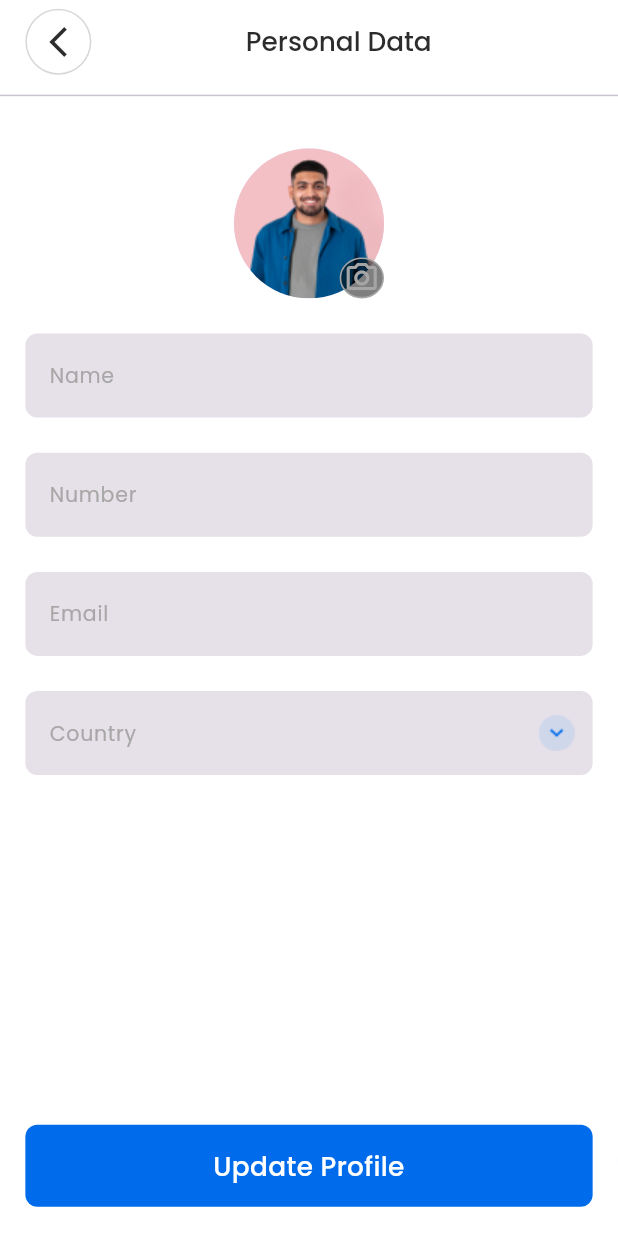
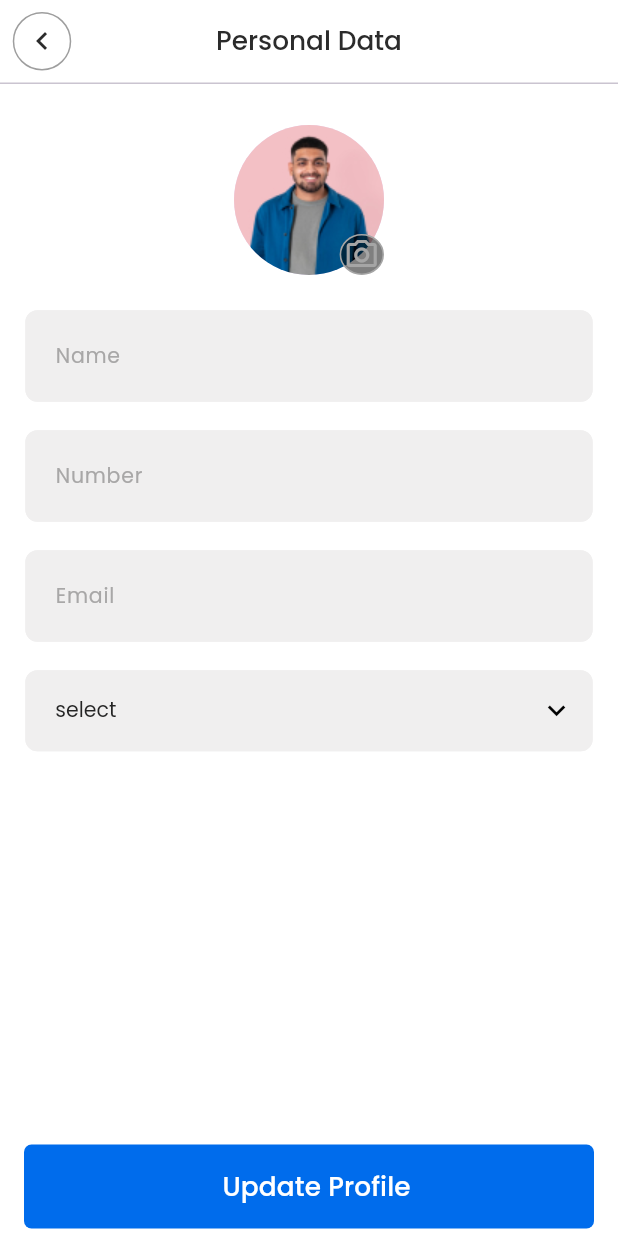
Before and after one commit to Butomy/QR_Talkie, a Flutter app: the PersonalData screen opened directly, on a phone screen of 412 x 824 dp. Run offline on Flutter 3.47's test engine with Material 2 defaults, Android fonts, the phone set to English and light mode, and no system bars; our stand-ins replace device_preview, flutter_screenutil, flutter_switch, image_cropper, image_picker, persistent_bottom_nav_bar and 2 more.

Commit message:
design adjesting , profile screen

```diff
--- a/lib/main.dart
+++ b/lib/main.dart
@@ -1,7 +1,9 @@
 import 'package:device_preview/device_preview.dart';
 import 'package:flutter/material.dart';
 import 'package:flutter_screenutil/flutter_screenutil.dart';
+import 'package:qr_talkie/presentation/screens/profile/add_to_cart.dart';
 import 'package:qr_talkie/presentation/screens/splash_screen/splashscreen.dart';
+
 Future<void> main() async {
   WidgetsFlutterBinding.ensureInitialized();
   runApp(
@@ -32,7 +34,7 @@ class MyApp extends StatelessWidget {
             fontFamily: "Poppins",
             useMaterial3: true,
           ),
-          home: SplashScreen()),
+          home: AddCart()),
     );
   }
 }
--- a/lib/presentation/screens/profile/personal_data.dart
+++ /dev/null
@@ -1,285 +0,0 @@
-import 'package:flutter/material.dart';
-import 'package:flutter_screenutil/flutter_screenutil.dart';
-import 'package:qr_talkie/utils/custom_font_style.dart';
-
-import '../../../utils/colors.dart';
-
-class PersonalData extends StatefulWidget {
-  const PersonalData({Key? key}) : super(key: key);
-
-  @override
-  State<PersonalData> createState() => _PersonalDataState();
-}
-
-TextEditingController name = TextEditingController();
-TextEditingController email = TextEditingController();
-TextEditingController number = TextEditingController();
-TextEditingController country = TextEditingController();
-
-class _PersonalDataState extends State<PersonalData> {
-  @override
-  Widget build(BuildContext context) {
-    return Scaffold(
-      appBar: AppBar(
-        elevation: 0,
-        backgroundColor: white,
-        centerTitle: true,
-        title: Text(
-          'Personal Data',
-          textAlign: TextAlign.center,
-          style: CustomFontStyle().common(
-            color: const Color(0xFF2C2C2C),
-            fontSize: 18.sp,
-            fontWeight: FontWeight.w500,
-          ),
-        ),
-        leadingWidth: 140.w,
-        leading: Row(
-          children: [
-            SizedBox(
-              width: 16.w,
-            ),
-            Container(
-              padding: const EdgeInsets.all(1.0),
-              decoration: const BoxDecoration(
-                color: Color(0Xffd6d6d6), // Border color
-                shape: BoxShape.circle,
-              ),
-              child:  CircleAvatar(
-                backgroundColor: white,
-                radius: 21,
-                child: IconButton(onPressed: (){Navigator.pop(context);}, icon: const Icon(
-                  Icons.arrow_back_ios_new_outlined,
-                  color: Color(0xFF2C2C2C),
-                ),)
-              ),
-            ),
-          ],
-        ),
-        bottom: PreferredSize(
-            preferredSize: Size.fromHeight(16.0.h), child: const Divider()),
-      ),
-      backgroundColor: Colors.white,
-
-      bottomSheet:BottomSheet(backgroundColor: white,elevation: 0,
-
-        builder:  (BuildContext context) {
-return
-        Container(
-          padding: const EdgeInsets.all(15),
-          margin: EdgeInsets.only(bottom: 20.h,left: 16.w,right: 16.w),
-          width: double.infinity,
-          height: 56.h,
-          decoration: ShapeDecoration(
-            color: const Color(0xFF006CEC),
-            shape: RoundedRectangleBorder(
-                borderRadius: BorderRadius.circular(8)),
-          ),
-          child: Text(
-            'Update Profile',
-            textAlign: TextAlign.center,
-            style: CustomFontStyle().common(
-              color: Colors.white,
-              fontSize: 18.sp,
-              fontWeight: FontWeight.w500,
-            ),
-          ),
-        );
-      }, onClosing: () {  },)  ,
-
-      body: Padding(
-        padding: EdgeInsets.symmetric(vertical: 28.h, horizontal: 16.w),
-        child: SafeArea(
-          child: SingleChildScrollView(
-            child: Column(
-              mainAxisAlignment: MainAxisAlignment.spaceBetween,
-              children: [
-                Align(
-                  alignment: Alignment.center,
-                  child: Stack(children: [
-                    const CircleAvatar(
-                      backgroundImage: AssetImage("assets/images/image 2.jpg"),
-                      radius: 50,
-                    ),
-                    Positioned(
-                      bottom: 0,
-                      right: 0,
-                      child: Container(
-                        width: 28.w,
-                        height: 28.h,
-                        decoration: ShapeDecoration(
-                          color: Colors.black.withOpacity(0.5),
-                          shape: OvalBorder(
-                            side: BorderSide(
-                                width: 1.w, color: const Color(0xFFA5A5A5)),
-                          ),
-                        ),
-                        child: const Icon(
-                          Icons.camera_alt_outlined,
-                          color: Color(0xFFA5A5A5),
-                        ),
-                      ),
-                    )
-                  ]),
-                ),
-                SizedBox(
-                  height: 24.h,
-                ),
-                TextFormField(
-                  controller: name,
-                  onChanged: (value) {
-                    setState(() {});
-                  },
-                  decoration: InputDecoration(
-                    suffixIcon: name.text.isNotEmpty
-                        ? const Icon(
-                            Icons.check,
-                            color: Color(0xFF0086EC),
-                          )
-                        : null,
-                    floatingLabelBehavior: FloatingLabelBehavior.never,
-                    filled: true,
-                    focusColor: const Color(0xFFF0EFEF),
-                    focusedBorder: const OutlineInputBorder(
-                      borderSide: BorderSide(color: Colors.transparent),
-                      borderRadius: BorderRadius.all(Radius.circular(8)),
-                    ),
-                    enabledBorder: const OutlineInputBorder(
-                      borderSide: BorderSide(color: Colors.transparent),
-                      borderRadius: BorderRadius.all(Radius.circular(8)),
-                    ),
-                    border: const OutlineInputBorder(
-                      borderSide: BorderSide(color: Colors.transparent),
-                      borderRadius: BorderRadius.all(Radius.circular(8)),
-                    ),
-                    labelText: "Name",
-                    labelStyle: CustomFontStyle().common(
-                      color: const Color(0xFFA8A7A7),
-                      fontSize: 14.sp,
-                      fontWeight: FontWeight.w400,
-                    ),
-                  ),
-                ),
-                SizedBox(
-                  height: 24.h,
-                ),
-                TextFormField(
-                  controller: number,
-                  onChanged: (value) {
-                    setState(() {});
-                  },
-                  decoration: InputDecoration(
-                    suffixIcon: number.text.isNotEmpty
-                        ? const Icon(
-                            Icons.check,
-                            color: Color(0xFF0086EC),
-                          )
-                        : null,
-                    filled: true,
-                    focusColor: const Color(0xFFF0EFEF),
-                    focusedBorder: const OutlineInputBorder(
-                      borderSide: BorderSide(color: Colors.transparent),
-                      borderRadius: BorderRadius.all(Radius.circular(8)),
-                    ),
-                    enabledBorder: const OutlineInputBorder(
-                      borderSide: BorderSide(color: Colors.transparent),
-                      borderRadius: BorderRadius.all(Radius.circular(8)),
-                    ),
-                    border: const OutlineInputBorder(
-                      borderSide: BorderSide(color: Colors.transparent),
-                      borderRadius: BorderRadius.all(Radius.circular(8)),
-                    ),
-                    floatingLabelBehavior: FloatingLabelBehavior.never,
-                    labelText: "Number",
-                    labelStyle: CustomFontStyle().common(
-                      color: const Color(0xFFA8A7A7),
-                      fontSize: 14.sp,
-                      fontWeight: FontWeight.w400,
-                    ),
-                  ),
-                ),
-                SizedBox(
-                  height: 24.h,
-                ),
-                TextFormField(
-                  controller: email,
-                  onChanged: (value) {
-                    setState(() {});
-                  },
-                  decoration: InputDecoration(
-                    suffixIcon: email.text.isNotEmpty
-                        ? const Icon(
-                            Icons.check,
-                            color: Color(0xFF0086EC),
-                          )
-                        : null,
-                    filled: true,
-                    focusColor: const Color(0xFFF0EFEF),
-                    focusedBorder: const OutlineInputBorder(
-                      borderSide: BorderSide(color: Colors.transparent),
-                      borderRadius: BorderRadius.all(Radius.circular(8)),
-                    ),
-                    enabledBorder: const OutlineInputBorder(
-                      borderSide: BorderSide(color: Colors.transparent),
-                      borderRadius: BorderRadius.all(Radius.circular(8)),
-                    ),
-                    border: const OutlineInputBorder(
-                      borderSide: BorderSide(color: Colors.transparent),
-                      borderRadius: BorderRadius.all(Radius.circular(8)),
-                    ),
-                    floatingLabelBehavior: FloatingLabelBehavior.never,
-                    labelText: "Email",
-                    labelStyle: TextStyle(
-                      color: const Color(0xFFA8A7A7),
-                      fontSize: 14.sp,
-                      fontWeight: FontWeight.w400,
-                    ),
-                  ),
-                ),
-                SizedBox(
-                  height: 24.h,
-                ),
-                TextFormField(
-                  controller: country,
-                  decoration: InputDecoration(
-                    suffixIcon: Image(
-                      image: const AssetImage(
-                        "assets/images/Drop down icon.png",
-                      ),
-                      height: 24.h,
-                      width: 24.w,
-                    ),
-                    filled: true,
-                    focusColor: const Color(0xFFF0EFEF),
-                    focusedBorder: const OutlineInputBorder(
-                      borderSide: BorderSide(color: Colors.transparent),
-                      borderRadius: BorderRadius.all(Radius.circular(8)),
-                    ),
-                    enabledBorder: const OutlineInputBorder(
-                      borderSide: BorderSide(color: Colors.transparent),
-                      borderRadius: BorderRadius.all(Radius.circular(8)),
-                    ),
-                    border: const OutlineInputBorder(
-                      borderSide: BorderSide(color: Colors.transparent),
-                      borderRadius: BorderRadius.all(Radius.circular(8)),
-                    ),
-                    floatingLabelBehavior: FloatingLabelBehavior.never,
-                    labelText: "Country",
-                    labelStyle: CustomFontStyle().common(
-                      color: const Color(0xFFA8A7A7),
-                      fontSize: 14.sp,
-                      fontWeight: FontWeight.w400,
-                    ),
-                  ),
-                ),
-
-
-
-              ],
-            ),
-          ),
-        ),
-      ),
-    );
-  }
-}
--- /dev/null
+++ b/lib/presentation/screens/profile/personal_data/personal_data.dart
@@ -0,0 +1,216 @@
+import 'package:flutter/material.dart';
+import 'package:flutter_screenutil/flutter_screenutil.dart';
+import 'package:qr_talkie/presentation/widgets/custom_button.dart';
+import 'package:qr_talkie/utils/custom_font_style.dart';
+
+import '../../../../utils/colors.dart';
+import '../../../../utils/validation_util.dart';
+import '../../../widgets/appbar_custom.dart';
+import '../../../widgets/custom_textfield.dart';
+
+class PersonalData extends StatefulWidget {
+  const PersonalData({Key? key}) : super(key: key);
+
+  @override
+  State<PersonalData> createState() => _PersonalDataState();
+}
+
+TextEditingController name = TextEditingController();
+TextEditingController email = TextEditingController();
+TextEditingController number = TextEditingController();
+TextEditingController country = TextEditingController();
+String? dropvalue;
+var items = [
+  'United States',
+  'Canada',
+  'United Kingdom',
+  'Australia',
+  'Germany',
+  'France',
+  'Italy',
+  'Spain',
+  'Japan',
+  'China',
+  'India',
+  'Brazil',
+  'Mexico',
+  'Argentina',
+  'Russia',
+  'South Africa',
+  'Egypt',
+  'Kenya',
+  'Nigeria',
+  // Add more country names as needed
+];
+
+class _PersonalDataState extends State<PersonalData> {
+  final _formKey = GlobalKey<FormState>();
+  @override
+  Widget build(BuildContext context) {
+    return Form(
+      key: _formKey,
+      child: Scaffold(
+        appBar: PreferredSize(
+          preferredSize:
+              Size(AppBar().preferredSize.width, AppBar().preferredSize.height),
+          child: AppBarCustom(
+            leadingIconColor: black2c,
+            title: "Personal Data",
+            titleStyle: CustomFontStyle().common(
+              color: const Color(0xFF2B2B2B),
+              fontSize: 18.sp,
+              fontWeight: FontWeight.w500,
+              height: 0,
+            ),
+          ),
+        ),
+        backgroundColor: Colors.white,
+        bottomNavigationBar: Padding(
+          padding: const EdgeInsets.symmetric(horizontal: 16.0, vertical: 5),
+          child: CustomButton(
+            minSize: const Size(double.infinity, 56),
+            text: 'Update Profile',
+            onPress: () {
+              if (_formKey.currentState!.validate()) {
+                print('succes');
+              }
+            },
+            textStyle: CustomFontStyle().common(
+              color: Colors.white,
+              fontSize: 18.sp,
+              fontWeight: FontWeight.w500,
+              height: 0,
+            ),
+          ),
+        ),
+        body: Padding(
+          padding: EdgeInsets.symmetric(vertical: 28.h, horizontal: 16.w),
+          child: SafeArea(
+            child: SingleChildScrollView(
+              child: Column(
+                mainAxisAlignment: MainAxisAlignment.spaceBetween,
+                children: [
+                  Align(
+                    alignment: Alignment.center,
+                    child: Stack(children: [
+                      const CircleAvatar(
+                        backgroundImage:
+                            AssetImage("assets/images/image 2.jpg"),
+                        radius: 50,
+                      ),
+                      Positioned(
+                        bottom: 0,
+                        right: 0,
+                        child: Container(
+                          width: 28.w,
+                          height: 28.h,
+                          decoration: ShapeDecoration(
+                            color: Colors.black.withOpacity(0.5),
+                            shape: OvalBorder(
+                              side: BorderSide(
+                                  width: 1.w, color: const Color(0xFFA5A5A5)),
+                            ),
+                          ),
+                          child: const Icon(
+                            Icons.camera_alt_outlined,
+                            color: Color(0xFFA5A5A5),
+                          ),
+                        ),
+                      )
+                    ]),
+                  ),
+                  SizedBox(
+                    height: 24.h,
+                  ),
+                  CustomTextField(
+                    controller: name,
+                    hintText: "Name",
+                  ),
+                  CustomTextField(
+                    controller: number,
+                    hintText: "Number",
+                    keyboardType: TextInputType.number,
+                  ),
+                  CustomTextField(
+                    validator: (val) =>
+                        ValidationUtil(context).emailValidation(val),
+                    controller: email,
+                    hintText: "Email",
+                  ),
+                  DropdownButtonFormField(
+                    isExpanded: true,
+                    autovalidateMode: AutovalidateMode.onUserInteraction,
+                    // validator: validator,
+                    dropdownColor: Colors.white,
+                    style: CustomFontStyle().common(
+                        color: const Color(0xFF242424),
+                        fontWeight: FontWeight.w400,
+                        fontSize: 14.sp),
+                    decoration: InputDecoration(
+                        counter: const SizedBox.shrink(),
+                        fillColor: const Color(0xFFF0EFEF),
+                        filled: true,
+                        contentPadding: const EdgeInsets.symmetric(
+                            horizontal: 16, vertical: 15),
+                        constraints: BoxConstraints(maxHeight: 65.h),
+                        suffixIconConstraints: BoxConstraints(maxHeight: 65.h),
+                        focusedBorder: OutlineInputBorder(
+                            borderRadius: BorderRadius.circular(8),
+                            borderSide: const BorderSide(color: primaryColor)),
+                        errorBorder: OutlineInputBorder(
+                            borderRadius: BorderRadius.circular(8),
+                            borderSide:
+                                const BorderSide(color: Colors.redAccent)),
+                        focusedErrorBorder: OutlineInputBorder(
+                            borderRadius: BorderRadius.circular(8),
+                            borderSide:
+                                const BorderSide(color: Color(0xFFF0EFEF))),
+                        enabledBorder: OutlineInputBorder(
+                            borderRadius: BorderRadius.circular(8),
+                            borderSide:
+                                const BorderSide(color: Color(0xFFF0EFEF)))),
+                    // decoration: const InputDecoration.collapsed(
+                    //   hintText: '',
+                    // ),
+
+                    hint: Text(
+                      "select",
+                      style: CustomFontStyle().common(
+                          color: const Color(0xFF242424),
+                          fontWeight: FontWeight.w400,
+                          fontSize: 14.sp),
+                    ),
+                    value: dropvalue,
+                    icon: Icon(
+                      Icons.keyboard_arrow_down,
+                      size: 24.sp,
+                      color: black,
+                    ),
+                    items: items.map((items) {
+                      return DropdownMenuItem(
+                        value: items,
+                        child: Text(
+                          items,
+                          style: CustomFontStyle().common(
+                            fontSize: 16.sp,
+                            fontWeight: FontWeight.w300,
+                            color: black2c,
+                          ),
+                        ),
+                      );
+                    }).toList(),
+                    onChanged: (String? item) {
+                      setState(() {
+                        dropvalue = item;
+                      });
+                    },
+                  )
+                ],
+              ),
+            ),
+          ),
+        ),
+      ),
+    );
+  }
+}
--- a/lib/presentation/screens/profile/settings/settings_page.dart
+++ b/lib/presentation/screens/profile/settings/settings_page.dart
@@ -9,8 +9,8 @@ import 'package:qr_talkie/utils/custom_font_style.dart';
 
 import '../../../widgets/appbar_custom.dart';
 import '../../../widgets/custom_button.dart';
-import '../chat_settings.dart';
-import '../personal_data.dart';
+import '../chat_settings/chat_settings.dart';
+import '../personal_data/personal_data.dart';
 
 class SettingPage extends StatefulWidget {
   const SettingPage({Key? key}) : super(key: key);
--- a/lib/presentation/widgets/custom_textfield.dart
+++ b/lib/presentation/widgets/custom_textfield.dart
@@ -41,6 +41,7 @@ class _CustomTextFieldState extends State<CustomTextField> {
   @override
   Widget build(BuildContext context) {
     return SizedBox(
+      height: 80,
       child: TextFormField(
         onTap: widget.onTap,
         readOnly: widget.readonly,
@@ -62,8 +63,8 @@ class _CustomTextFieldState extends State<CustomTextField> {
             fillColor: const Color(0xFFF0EFEF),
             filled: true,
             contentPadding:
-                const EdgeInsets.symmetric(horizontal: 16, vertical: 25),
-            // constraints: BoxConstraints(minHeight: 65.h),
+                const EdgeInsets.symmetric(horizontal: 16, vertical: 20),
+            constraints: BoxConstraints(minHeight: 65.h),
             hintText: widget.hintText,
             hintStyle: widget.hintstyle ??
                 CustomFontStyle().common(
@@ -88,7 +89,7 @@ class _CustomTextFieldState extends State<CustomTextField> {
                     : null),
             focusedBorder: OutlineInputBorder(
                 borderRadius: BorderRadius.circular(8),
-                borderSide: const BorderSide(color: Color(0xFFF0EFEF))),
+                borderSide: const BorderSide(color: primaryColor)),
             errorBorder: OutlineInputBorder(
                 borderRadius: BorderRadius.circular(8),
                 borderSide: const BorderSide(color: Colors.redAccent)),
```
Also changed, not shown: lib/presentation/screens/profile/add_address/add_address.dart (+32 -90 lines), lib/presentation/screens/profile/chat_settings/chat_settings.dart (renamed from lib/presentation/screens/profile/chat_settings.dart, +12 -34 lines).
